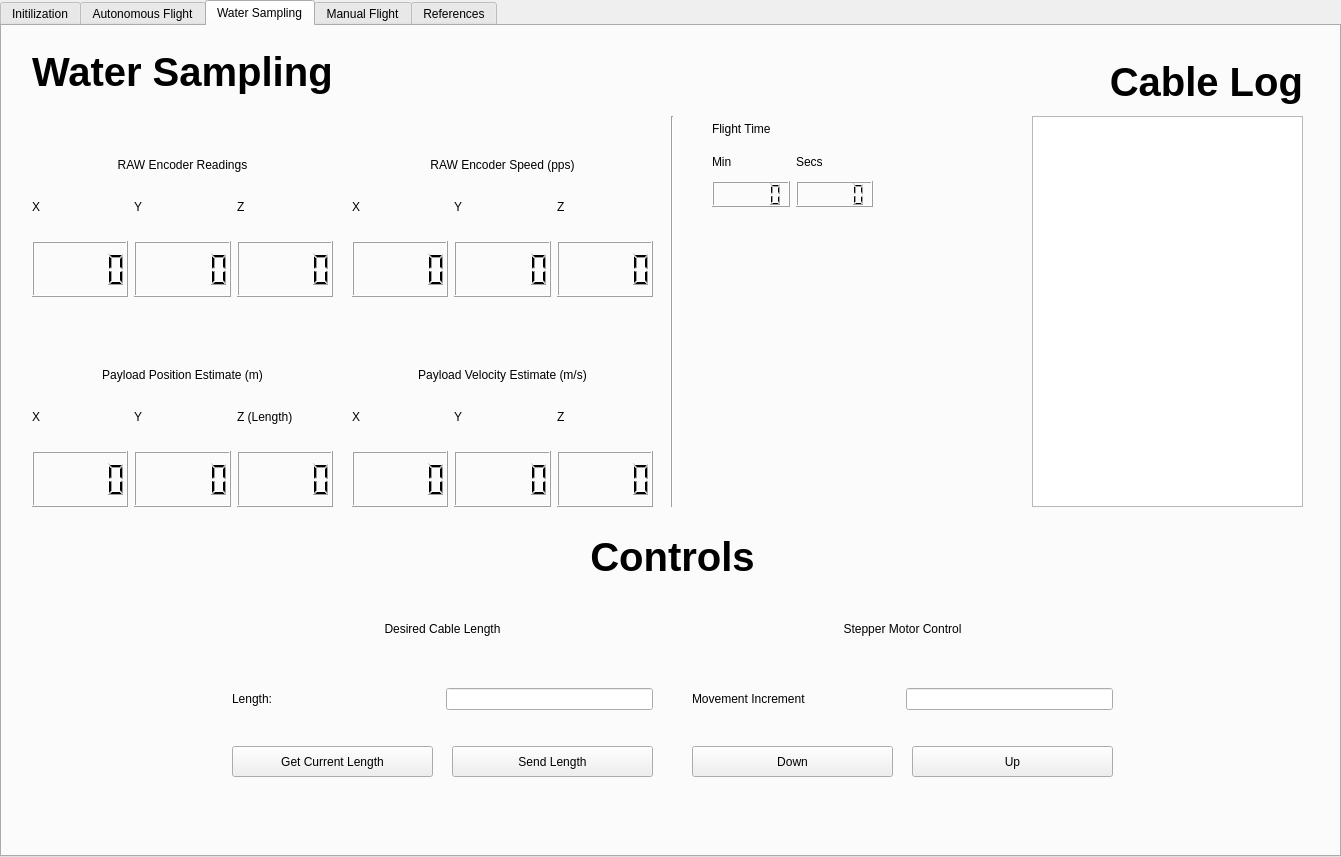
First picture: the form in src/GUI/GUI_Sampler.ui, repository FSC-Lab/ground_station_gui, before the edit.
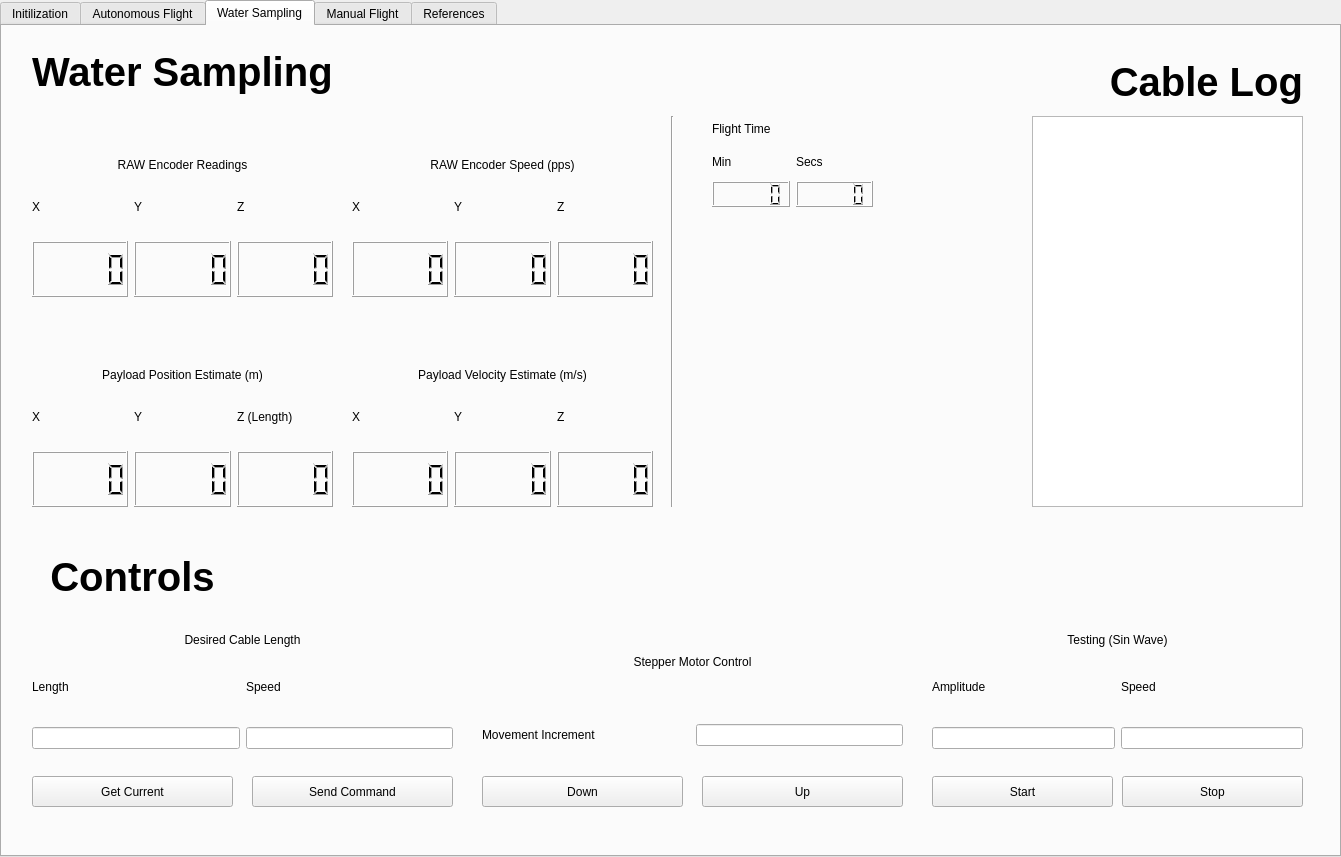
Second picture: the form after the edit.

```diff
--- a/src/GUI/GUI_Sampler.ui
+++ b/src/GUI/GUI_Sampler.ui
@@ -1173,8 +1173,8 @@
    <widget class="QLabel" name="titleControls">
     <property name="geometry">
      <rect>
-      <x>530</x>
-      <y>500</y>
+      <x>-10</x>
+      <y>520</y>
       <width>281</width>
       <height>61</height>
      </rect>
@@ -1196,27 +1196,27 @@
    <widget class="QPushButton" name="btnGetCurLenght">
     <property name="geometry">
      <rect>
-      <x>230</x>
-      <y>720</y>
+      <x>30</x>
+      <y>750</y>
       <width>201</width>
       <height>31</height>
      </rect>
     </property>
     <property name="text">
-     <string>Get Current Length</string>
+     <string>Get Current</string>
     </property>
    </widget>
    <widget class="QPushButton" name="btnSendLength">
     <property name="geometry">
      <rect>
-      <x>450</x>
-      <y>720</y>
+      <x>250</x>
+      <y>750</y>
       <width>201</width>
       <height>31</height>
      </rect>
     </property>
     <property name="text">
-     <string>Send Length</string>
+     <string>Send Command</string>
     </property>
     <property name="shortcut">
      <string>Return</string>
@@ -1358,8 +1358,8 @@
    <widget class="QPushButton" name="btnDown">
     <property name="geometry">
      <rect>
-      <x>690</x>
-      <y>720</y>
+      <x>480</x>
+      <y>750</y>
       <width>201</width>
       <height>31</height>
      </rect>
@@ -1371,8 +1371,8 @@
    <widget class="QPushButton" name="btnUp">
     <property name="geometry">
      <rect>
-      <x>910</x>
-      <y>720</y>
+      <x>700</x>
+      <y>750</y>
       <width>201</width>
       <height>31</height>
      </rect>
@@ -1467,13 +1467,32 @@
    <widget class="QWidget" name="gridLayoutWidget_3">
     <property name="geometry">
      <rect>
-      <x>230</x>
-      <y>550</y>
+      <x>30</x>
+      <y>580</y>
       <width>421</width>
-      <height>181</height>
+      <height>171</height>
      </rect>
     </property>
     <layout class="QGridLayout" name="gridLayout_2">
+     <item row="2" column="1">
+      <widget class="QLineEdit" name="speed_CMD">
+       <property name="sizePolicy">
+        <sizepolicy hsizetype="Preferred" vsizetype="Fixed">
+         <horstretch>0</horstretch>
+         <verstretch>0</verstretch>
+        </sizepolicy>
+       </property>
+       <property name="minimumSize">
+        <size>
+         <width>0</width>
+         <height>0</height>
+        </size>
+       </property>
+       <property name="text">
+        <string/>
+       </property>
+      </widget>
+     </item>
      <item row="0" column="0" colspan="2">
       <widget class="QLabel" name="lblDesiredCableLength">
        <property name="sizePolicy">
@@ -1490,7 +1509,33 @@
        </property>
       </widget>
      </item>
+     <item row="1" column="0">
+      <widget class="QLabel" name="lblAmplitude_2">
+       <property name="sizePolicy">
+        <sizepolicy hsizetype="Preferred" vsizetype="Fixed">
+         <horstretch>0</horstretch>
+         <verstretch>0</verstretch>
+        </sizepolicy>
+       </property>
+       <property name="text">
+        <string>Length</string>
+       </property>
+      </widget>
+     </item>
      <item row="1" column="1">
+      <widget class="QLabel" name="lblSpeed_2">
+       <property name="sizePolicy">
+        <sizepolicy hsizetype="Preferred" vsizetype="Fixed">
+         <horstretch>0</horstretch>
+         <verstretch>0</verstretch>
+        </sizepolicy>
+       </property>
+       <property name="text">
+        <string>Speed</string>
+       </property>
+      </widget>
+     </item>
+     <item row="2" column="0">
       <widget class="QLineEdit" name="length_CMD">
        <property name="sizePolicy">
         <sizepolicy hsizetype="Preferred" vsizetype="Fixed">
@@ -1509,22 +1554,15 @@
        </property>
       </widget>
      </item>
-     <item row="1" column="0">
-      <widget class="QLabel" name="lblLength">
-       <property name="text">
-        <string>Length:</string>
-       </property>
-      </widget>
-     </item>
     </layout>
    </widget>
    <widget class="QWidget" name="gridLayoutWidget_5">
     <property name="geometry">
      <rect>
-      <x>690</x>
-      <y>550</y>
+      <x>480</x>
+      <y>580</y>
       <width>421</width>
-      <height>181</height>
+      <height>191</height>
      </rect>
     </property>
     <layout class="QGridLayout" name="gridLayout_4">
@@ -1572,6 +1610,124 @@
      </item>
     </layout>
    </widget>
+   <widget class="QWidget" name="gridLayoutWidget_6">
+    <property name="geometry">
+     <rect>
+      <x>930</x>
+      <y>580</y>
+      <width>371</width>
+      <height>171</height>
+     </rect>
+    </property>
+    <layout class="QGridLayout" name="gridLayout_5">
+     <item row="1" column="1">
+      <widget class="QLabel" name="lblSpeed">
+       <property name="sizePolicy">
+        <sizepolicy hsizetype="Preferred" vsizetype="Fixed">
+         <horstretch>0</horstretch>
+         <verstretch>0</verstretch>
+        </sizepolicy>
+       </property>
+       <property name="text">
+        <string>Speed</string>
+       </property>
+      </widget>
+     </item>
+     <item row="0" column="0" colspan="2">
+      <widget class="QLabel" name="lblTesting">
+       <property name="sizePolicy">
+        <sizepolicy hsizetype="Preferred" vsizetype="Fixed">
+         <horstretch>0</horstretch>
+         <verstretch>0</verstretch>
+        </sizepolicy>
+       </property>
+       <property name="text">
+        <string>Testing (Sin Wave)</string>
+       </property>
+       <property name="alignment">
+        <set>Qt::AlignBottom|Qt::AlignHCenter</set>
+       </property>
+      </widget>
+     </item>
+     <item row="2" column="1">
+      <widget class="QLineEdit" name="test_speed_CMD">
+       <property name="sizePolicy">
+        <sizepolicy hsizetype="Preferred" vsizetype="Fixed">
+         <horstretch>0</horstretch>
+         <verstretch>0</verstretch>
+        </sizepolicy>
+       </property>
+       <property name="minimumSize">
+        <size>
+         <width>0</width>
+         <height>0</height>
+        </size>
+       </property>
+       <property name="text">
+        <string/>
+       </property>
+      </widget>
+     </item>
+     <item row="1" column="0">
+      <widget class="QLabel" name="lblAmplitude">
+       <property name="sizePolicy">
+        <sizepolicy hsizetype="Preferred" vsizetype="Fixed">
+         <horstretch>0</horstretch>
+         <verstretch>0</verstretch>
+        </sizepolicy>
+       </property>
+       <property name="text">
+        <string>Amplitude</string>
+       </property>
+      </widget>
+     </item>
+     <item row="2" column="0">
+      <widget class="QLineEdit" name="test_amp_CMD">
+       <property name="sizePolicy">
+        <sizepolicy hsizetype="Preferred" vsizetype="Fixed">
+         <horstretch>0</horstretch>
+         <verstretch>0</verstretch>
+        </sizepolicy>
+       </property>
+       <property name="minimumSize">
+        <size>
+         <width>0</width>
+         <height>0</height>
+        </size>
+       </property>
+       <property name="text">
+        <string/>
+       </property>
+      </widget>
+     </item>
+    </layout>
+   </widget>
+   <widget class="QPushButton" name="btnStartTest">
+    <property name="geometry">
+     <rect>
+      <x>930</x>
+      <y>750</y>
+      <width>181</width>
+      <height>31</height>
+     </rect>
+    </property>
+    <property name="text">
+     <string>Start</string>
+    </property>
+   </widget>
+   <widget class="QPushButton" name="btnStopTest">
+    <property name="geometry">
+     <rect>
+      <x>1120</x>
+      <y>750</y>
+      <width>181</width>
+      <height>31</height>
+     </rect>
+    </property>
+    <property name="text">
+     <string>Stop</string>
+    </property>
+   </widget>
   </widget>
   <widget class="QWidget" name="ManualFlightManagment_Tab">
    <attribute name="title">
```
Left out of the diff: 2 changed lines with no effect on the pictures.
